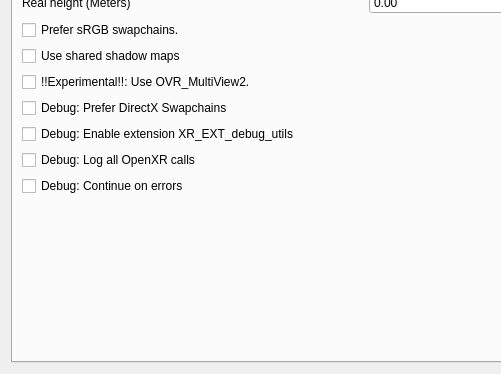
Before: the Qt Designer form files/ui/advancedpage.ui in sunhawken/openmw, drawn with Qt 5; both pictures show x 0 to 501 and y 113 to 487 of the 732 by 487 pixel window.
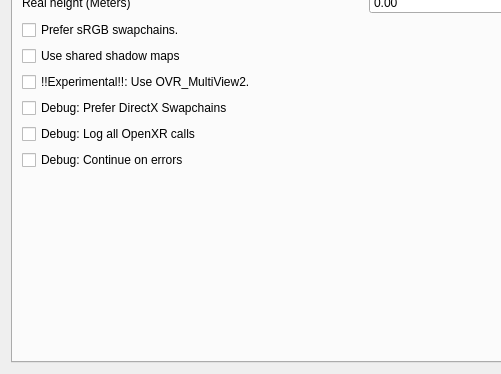
After: the same form once the commit is applied. The open tabs and pages were chosen to show the change.

Patch:
```diff
--- a/files/ui/advancedpage.ui
+++ b/files/ui/advancedpage.ui
@@ -1437,16 +1437,6 @@
 		   </widget>
 		  </item>
 		  <item row="7" column="0">
-		   <widget class="QCheckBox" name="useXrDebug">
-			<property name="toolTip">
-			 <string>&lt;html&gt;&lt;head/&gt;&lt;body&gt;&lt;p&gt;Makes OpenMW VR enable and use the XR_EXT_debug_utils extension, which may help produce more detailed debug information.&lt;/p&gt;&lt;/body&gt;&lt;/html&gt;</string>
-			</property>
-			<property name="text">
-			 <string>Debug: Enable extension XR_EXT_debug_utils</string>
-			</property>
-		   </widget>
-		  </item>
-		  <item row="8" column="0">
 		   <widget class="QCheckBox" name="logAllXrCalls">
 			<property name="toolTip">
 			 <string>&lt;html&gt;&lt;head/&gt;&lt;body&gt;&lt;p&gt;Makes OpenMW VR log every single OpenXR call. This degrades performance and creates a massive log. You probably want this disabled.&lt;/p&gt;&lt;/body&gt;&lt;/html&gt;</string>
@@ -1456,7 +1446,7 @@
 			</property>
 		   </widget>
 		  </item>
-		  <item row="9" column="0">
+		  <item row="8" column="0">
 		   <widget class="QCheckBox" name="ignoreXrErrors">
 			<property name="toolTip">
 			 <string>&lt;html&gt;&lt;head/&gt;&lt;body&gt;&lt;p&gt;Makes OpenMW VR ignore unsuccessful calls to OpenXR. You probably want this enabled.&lt;/p&gt;&lt;/body&gt;&lt;/html&gt;</string>
```
